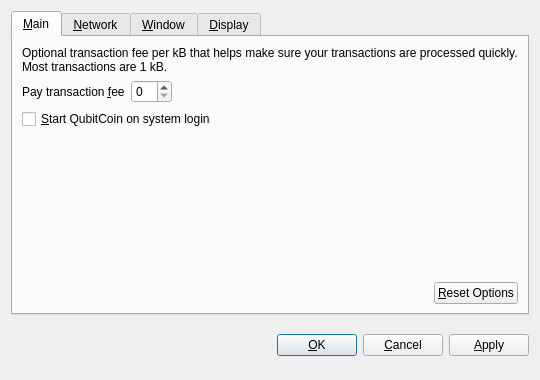
Qt form src/qt/forms/optionsdialog.ui (qubitcoin/QubitCoin) before a commit.
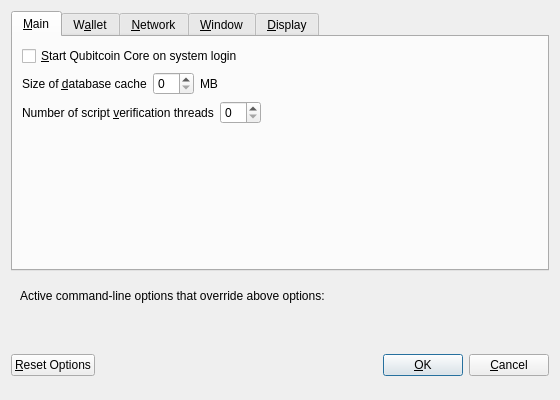
The same form after that commit. The open tabs and pages were chosen to show the change. Custom widgets are drawn as their Qt base class.

```diff
--- a/src/qt/forms/optionsdialog.ui
+++ b/src/qt/forms/optionsdialog.ui
@@ -6,8 +6,8 @@
    <rect>
     <x>0</x>
     <y>0</y>
-    <width>540</width>
-    <height>380</height>
+    <width>560</width>
+    <height>400</height>
    </rect>
   </property>
   <property name="windowTitle">
@@ -19,88 +19,52 @@
   <layout class="QVBoxLayout" name="verticalLayout">
    <item>
     <widget class="QTabWidget" name="tabWidget">
-     <property name="tabPosition">
-      <enum>QTabWidget::North</enum>
-     </property>
      <property name="currentIndex">
-      <number>3</number>
+      <number>0</number>
      </property>
      <widget class="QWidget" name="tabMain">
       <attribute name="title">
        <string>&amp;Main</string>
       </attribute>
       <layout class="QVBoxLayout" name="verticalLayout_Main">
-       <item>
-        <widget class="QLabel" name="transactionFeeInfoLabel">
-         <property name="text">
-          <string>Optional transaction fee per kB that helps make sure your transactions are processed quickly. Most transactions are 1 kB.</string>
-         </property>
-         <property name="textFormat">
-          <enum>Qt::PlainText</enum>
-         </property>
-         <property name="wordWrap">
-          <bool>true</bool>
-         </property>
-        </widget>
-       </item>
-       <item>
-        <layout class="QHBoxLayout" name="horizontalLayout_1_Main">
-         <item>
-          <widget class="QLabel" name="transactionFeeLabel">
-           <property name="text">
-            <string>Pay transaction &amp;fee</string>
-           </property>
-           <property name="textFormat">
-            <enum>Qt::PlainText</enum>
-           </property>
-           <property name="buddy">
-            <cstring>transactionFee</cstring>
-           </property>
-          </widget>
-         </item>
-         <item>
-          <widget class="BitcoinAmountField" name="transactionFee"/>
-         </item>
-         <item>
-          <spacer name="horizontalSpacer_1_Main">
-           <property name="orientation">
-            <enum>Qt::Horizontal</enum>
-           </property>
-           <property name="sizeHint" stdset="0">
-            <size>
-             <width>40</width>
-             <height>20</height>
-            </size>
-           </property>
-          </spacer>
-         </item>
-        </layout>
-       </item>
        <item>
         <widget class="QCheckBox" name="bitcoinAtStartup">
          <property name="toolTip">
-          <string>Automatically start QubitCoin after logging in to the system.</string>
+          <string>Automatically start Qubitcoin Core after logging in to the system.</string>
          </property>
          <property name="text">
-          <string>&amp;Start QubitCoin on system login</string>
+          <string>&amp;Start Qubitcoin Core on system login</string>
          </property>
         </widget>
        </item>
-       <item>
-        <spacer name="verticalSpacer_Main">
-         <property name="orientation">
-          <enum>Qt::Vertical</enum>
-         </property>
-         <property name="sizeHint" stdset="0">
-          <size>
-           <width>20</width>
-           <height>40</height>
-          </size>
-         </property>
-        </spacer>
-       </item>
        <item>
         <layout class="QHBoxLayout" name="horizontalLayout_2_Main">
+         <item>
+          <widget class="QLabel" name="databaseCacheLabel">
+           <property name="text">
+            <string>Size of &amp;database cache</string>
+           </property>
+           <property name="textFormat">
+            <enum>Qt::PlainText</enum>
+           </property>
+           <property name="buddy">
+            <cstring>databaseCache</cstring>
+           </property>
+          </widget>
+         </item>
+         <item>
+          <widget class="QSpinBox" name="databaseCache"/>
+         </item>
+         <item>
+          <widget class="QLabel" name="databaseCacheUnitLabel">
+           <property name="text">
+            <string>MB</string>
+           </property>
+           <property name="textFormat">
+            <enum>Qt::PlainText</enum>
+           </property>
+          </widget>
+         </item>
          <item>
           <spacer name="horizontalSpacer_2_Main">
            <property name="orientation">
@@ -114,20 +78,106 @@
            </property>
           </spacer>
          </item>
+        </layout>
+       </item>
+       <item>
+        <layout class="QHBoxLayout" name="horizontalLayout_3_Main">
          <item>
-          <widget class="QPushButton" name="resetButton">
-           <property name="toolTip">
-            <string>Reset all client options to default.</string>
-           </property>
+          <widget class="QLabel" name="threadsScriptVerifLabel">
            <property name="text">
-            <string>&amp;Reset Options</string>
+            <string>Number of script &amp;verification threads</string>
            </property>
-           <property name="autoDefault">
-            <bool>false</bool>
+           <property name="textFormat">
+            <enum>Qt::PlainText</enum>
            </property>
+           <property name="buddy">
+            <cstring>threadsScriptVerif</cstring>
+           </property>
           </widget>
          </item>
+         <item>
+          <widget class="QSpinBox" name="threadsScriptVerif">
+           <property name="toolTip">
+            <string>(0 = auto, &lt;0 = leave that many cores free)</string>
+           </property>
+          </widget>
+         </item>
+         <item>
+          <spacer name="horizontalSpacer_3_Main">
+           <property name="orientation">
+            <enum>Qt::Horizontal</enum>
+           </property>
+           <property name="sizeHint" stdset="0">
+            <size>
+             <width>40</width>
+             <height>20</height>
+            </size>
+           </property>
+          </spacer>
+         </item>
         </layout>
+       </item>
+       <item>
+        <spacer name="verticalSpacer_Main">
+         <property name="orientation">
+          <enum>Qt::Vertical</enum>
+         </property>
+         <property name="sizeHint" stdset="0">
+          <size>
+           <width>20</width>
+           <height>40</height>
+          </size>
+         </property>
+        </spacer>
+       </item>
+      </layout>
+     </widget>
+     <widget class="QWidget" name="tabWallet">
+      <attribute name="title">
+       <string>W&amp;allet</string>
+      </attribute>
+      <layout class="QVBoxLayout" name="verticalLayout_Wallet">
+       <item>
+        <widget class="QGroupBox" name="groupBox">
+         <property name="title">
+          <string>Expert</string>
+         </property>
+         <layout class="QVBoxLayout" name="verticalLayout_2">
+          <item>
+           <widget class="QCheckBox" name="coinControlFeatures">
+            <property name="toolTip">
+             <string>Whether to show coin control features or not.</string>
+            </property>
+            <property name="text">
+             <string>Enable coin &amp;control features</string>
+            </property>
+           </widget>
+          </item>
+          <item>
+           <widget class="QCheckBox" name="spendZeroConfChange">
+            <property name="toolTip">
+             <string>If you disable the spending of unconfirmed change, the change from a transaction cannot be used until that transaction has at least one confirmation. This also affects how your balance is computed.</string>
+            </property>
+            <property name="text">
+             <string>&amp;Spend unconfirmed change</string>
+            </property>
+           </widget>
+          </item>
+         </layout>
+        </widget>
+       </item>
+       <item>
+        <spacer name="verticalSpacer_Wallet">
+         <property name="orientation">
+          <enum>Qt::Vertical</enum>
+         </property>
+         <property name="sizeHint" stdset="0">
+          <size>
+           <width>20</width>
+           <height>40</height>
+          </size>
+         </property>
+        </spacer>
        </item>
       </layout>
      </widget>
@@ -139,25 +189,35 @@
        <item>
         <widget class="QCheckBox" name="mapPortUpnp">
          <property name="toolTip">
-          <string>&lt;html&gt;&lt;head/&gt;&lt;body&gt;&lt;p&gt;Automatically open the QubitCoin client port on the router. This only works when your router supports UPnP and it is enabled.&lt;/p&gt;&lt;/body&gt;&lt;/html&gt;</string>
+          <string>Automatically open the Qubitcoin client port on the router. This only works when your router supports UPnP and it is enabled.</string>
          </property>
          <property name="text">
           <string>Map port using &amp;UPnP</string>
          </property>
         </widget>
        </item>
+       <item>
+        <widget class="QCheckBox" name="allowIncoming">
+         <property name="toolTip">
+          <string>Accept connections from outside</string>
+         </property>
+         <property name="text">
+          <string>Allow incoming connections</string>
+         </property>
+        </widget>
+       </item>
        <item>
         <widget class="QCheckBox" name="connectSocks">
          <property name="toolTip">
-          <string>Connect to the QubitCoin network through a SOCKS proxy (e.g. when connecting through Tor).</string>
+          <string>Connect to the Qubitcoin network through a SOCKS5 proxy.</string>
          </property>
          <property name="text">
-          <string>&amp;Connect through SOCKS proxy:</string>
+          <string>&amp;Connect through SOCKS5 proxy (default proxy):</string>
          </property>
         </widget>
        </item>
        <item>
-        <layout class="QHBoxLayout" name="horizontalLayout_Network">
+        <layout class="QHBoxLayout" name="horizontalLayout_1_Network">
          <item>
           <widget class="QLabel" name="proxyIpLabel">
            <property name="text">
@@ -173,6 +233,12 @@
          </item>
          <item>
           <widget class="QValidatedLineEdit" name="proxyIp">
+           <property name="minimumSize">
+            <size>
+             <width>140</width>
+             <height>0</height>
+            </size>
+           </property>
            <property name="maximumSize">
             <size>
              <width>140</width>
@@ -180,7 +246,7 @@
             </size>
            </property>
            <property name="toolTip">
-            <string>IP address of the proxy (e.g. 127.0.0.1)</string>
+            <string>IP address of the proxy (e.g. IPv4: 127.0.0.1 / IPv6: ::1)</string>
            </property>
           </widget>
          </item>
@@ -199,6 +265,12 @@
          </item>
          <item>
           <widget class="QLineEdit" name="proxyPort">
+           <property name="minimumSize">
+            <size>
+             <width>55</width>
+             <height>0</height>
+            </size>
+           </property>
            <property name="maximumSize">
             <size>
              <width>55</width>
@@ -211,27 +283,7 @@
           </widget>
          </item>
          <item>
-          <widget class="QLabel" name="socksVersionLabel">
-           <property name="text">
-            <string>SOCKS &amp;Version:</string>
-           </property>
-           <property name="textFormat">
-            <enum>Qt::PlainText</enum>
-           </property>
-           <property name="buddy">
-            <cstring>socksVersion</cstring>
-           </property>
-          </widget>
-         </item>
-         <item>
-          <widget class="QValueComboBox" name="socksVersion">
-           <property name="toolTip">
-            <string>SOCKS version of the proxy (e.g. 5)</string>
-           </property>
-          </widget>
-         </item>
-         <item>
-          <spacer name="horizontalSpacer_Network">
+          <spacer name="horizontalSpacer_1_Network">
            <property name="orientation">
             <enum>Qt::Horizontal</enum>
            </property>
@@ -278,7 +330,7 @@
        <item>
         <widget class="QCheckBox" name="minimizeOnClose">
          <property name="toolTip">
-          <string>Minimize instead of exit the application when the window is closed. When this option is enabled, the application will be closed only after selecting Quit in the menu.</string>
+          <string>Minimize instead of exit the application when the window is closed. When this option is enabled, the application will be closed only after selecting Exit in the menu.</string>
          </property>
          <property name="text">
           <string>M&amp;inimize on close</string>
@@ -323,7 +375,7 @@
          <item>
           <widget class="QValueComboBox" name="lang">
            <property name="toolTip">
-            <string>&lt;html&gt;&lt;head/&gt;&lt;body&gt;&lt;p&gt;The user interface language can be set here. This setting will take effect after restarting QubitCoin.&lt;/p&gt;&lt;/body&gt;&lt;/html&gt;</string>
+            <string>The user interface language can be set here. This setting will take effect after restarting Qubitcoin Core.</string>
            </property>
           </widget>
          </item>
@@ -354,14 +406,28 @@
         </layout>
        </item>
        <item>
-        <widget class="QCheckBox" name="displayAddresses">
-         <property name="toolTip">
-          <string>&lt;html&gt;&lt;head/&gt;&lt;body&gt;&lt;p&gt;Whether to show QubitCoin addresses in the transaction list or not.&lt;/p&gt;&lt;/body&gt;&lt;/html&gt;</string>
-         </property>
-         <property name="text">
-          <string>&amp;Display addresses in transaction list</string>
-         </property>
-        </widget>
+        <layout class="QHBoxLayout" name="horizontalLayout_3_Display">
+         <item>
+          <widget class="QLabel" name="thirdPartyTxUrlsLabel">
+           <property name="toolTip">
+            <string>Third party URLs (e.g. a block explorer) that appear in the transactions tab as context menu items. %s in the URL is replaced by transaction hash. Multiple URLs are separated by vertical bar |.</string>
+           </property>
+           <property name="text">
+            <string>Third party transaction URLs</string>
+           </property>
+           <property name="buddy">
+            <cstring>thirdPartyTxUrls</cstring>
+           </property>
+          </widget>
+         </item>
+         <item>
+          <widget class="QLineEdit" name="thirdPartyTxUrls">
+           <property name="toolTip">
+            <string>Third party URLs (e.g. a block explorer) that appear in the transactions tab as context menu items. %s in the URL is replaced by transaction hash. Multiple URLs are separated by vertical bar |.</string>
+           </property>
+          </widget>
+         </item>
+        </layout>
        </item>
        <item>
         <spacer name="verticalSpacer_Display">
@@ -380,8 +446,67 @@
      </widget>
     </widget>
    </item>
+   <item>
+    <widget class="QFrame" name="frame">
+     <layout class="QVBoxLayout" name="verticalLayout_Bottom">
+      <item>
+       <layout class="QHBoxLayout" name="horizontalLayout_Bottom">
+        <item>
+         <widget class="QLabel" name="overriddenByCommandLineInfoLabel">
+          <property name="text">
+           <string>Active command-line options that override above options:</string>
+          </property>
+          <property name="textFormat">
+           <enum>Qt::PlainText</enum>
+          </property>
+         </widget>
+        </item>
+        <item>
+         <spacer name="horizontalSpacer_Bottom">
+          <property name="orientation">
+           <enum>Qt::Horizontal</enum>
+          </property>
+          <property name="sizeHint" stdset="0">
+           <size>
+            <width>40</width>
+            <height>20</height>
+           </size>
+          </property>
+         </spacer>
+        </item>
+       </layout>
+      </item>
+      <item>
+       <widget class="QLabel" name="overriddenByCommandLineLabel">
+        <property name="text">
+         <string/>
+        </property>
+        <property name="textFormat">
+         <enum>Qt::PlainText</enum>
+        </property>
+        <property name="wordWrap">
+         <bool>true</bool>
+        </property>
+       </widget>
+      </item>
+     </layout>
+    </widget>
+   </item>
    <item>
     <layout class="QHBoxLayout" name="horizontalLayout_Buttons">
+     <item>
+      <widget class="QPushButton" name="resetButton">
+       <property name="toolTip">
+        <string>Reset all client options to default.</string>
+       </property>
+       <property name="text">
+        <string>&amp;Reset Options</string>
+       </property>
+       <property name="autoDefault">
+        <bool>false</bool>
+       </property>
+      </widget>
+     </item>
      <item>
       <spacer name="horizontalSpacer_1">
        <property name="orientation">
@@ -397,6 +522,12 @@
      </item>
      <item>
       <widget class="QLabel" name="statusLabel">
+       <property name="minimumSize">
+        <size>
+         <width>200</width>
+         <height>0</height>
+        </size>
+       </property>
        <property name="font">
         <font>
          <weight>75</weight>
@@ -432,6 +563,12 @@
        <property name="text">
         <string>&amp;OK</string>
        </property>
+       <property name="autoDefault">
+        <bool>false</bool>
+       </property>
+       <property name="default">
+        <bool>true</bool>
+       </property>
       </widget>
      </item>
      <item>
@@ -444,36 +581,21 @@
        </property>
       </widget>
      </item>
-     <item>
-      <widget class="QPushButton" name="applyButton">
-       <property name="text">
-        <string>&amp;Apply</string>
-       </property>
-       <property name="autoDefault">
-        <bool>false</bool>
-       </property>
-      </widget>
-     </item>
     </layout>
    </item>
   </layout>
  </widget>
  <customwidgets>
-  <customwidget>
-   <class>BitcoinAmountField</class>
-   <extends>QSpinBox</extends>
-   <header>bitcoinamountfield.h</header>
-  </customwidget>
-  <customwidget>
-   <class>QValueComboBox</class>
-   <extends>QComboBox</extends>
-   <header>qvaluecombobox.h</header>
-  </customwidget>
   <customwidget>
    <class>QValidatedLineEdit</class>
    <extends>QLineEdit</extends>
    <header>qvalidatedlineedit.h</header>
   </customwidget>
+  <customwidget>
+   <class>QValueComboBox</class>
+   <extends>QComboBox</extends>
+   <header>qvaluecombobox.h</header>
+  </customwidget>
  </customwidgets>
  <resources/>
  <connections/>
```
